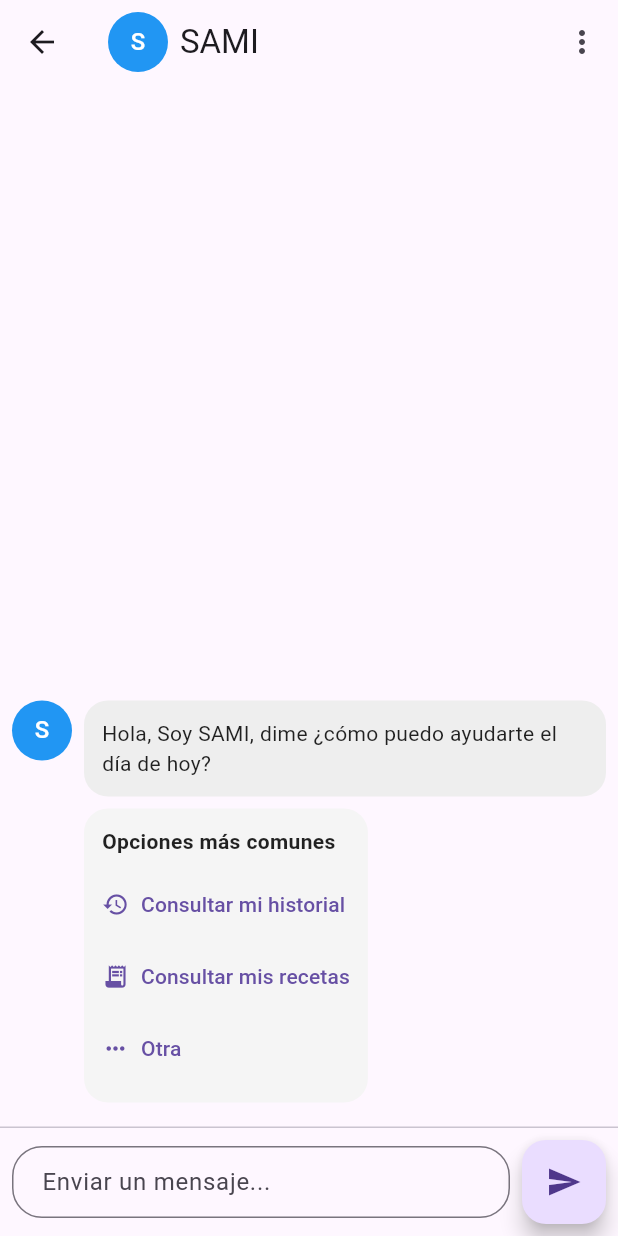
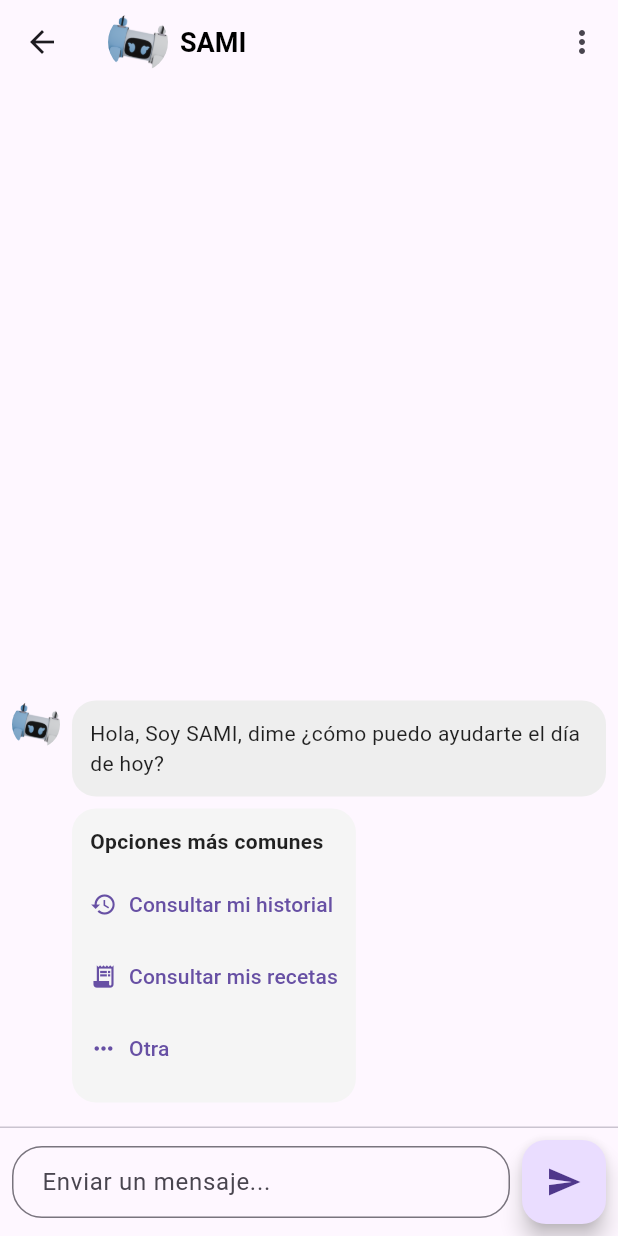
Before and after one commit to 0KevinB/SAMI-Chatbot-asistente, a Flutter app: the ChatScreen screen opened directly, on a phone screen of 412 x 824 dp. Run offline on Flutter 3.47's test engine with Material 3 defaults, Android fonts, the phone set to English and light mode, and no system bars; our stand-ins replace google_fonts, jwt_decoder, shared_preferences, table_calendar; accounts and stored records are empty; network calls fail.

Commit message:
Cambios en el chatbot

```diff
--- a/app-movil/sami/lib/screens/appointment_screen.dart
+++ b/app-movil/sami/lib/screens/appointment_screen.dart
@@ -67,7 +67,7 @@ class _AppointmentsScreenState extends State<AppointmentsScreen> {
         leading: const BackButton(),
         title: Text('CITAS MÉDICAS',
             style:
-                GoogleFonts.roboto(fontSize: 20, fontWeight: FontWeight.bold)),
+                GoogleFonts.roboto(fontSize: 18, fontWeight: FontWeight.bold)),
         actions: [
           IconButton(
             icon: const Icon(Icons.refresh),
--- a/app-movil/sami/lib/screens/chat_screen.dart
+++ b/app-movil/sami/lib/screens/chat_screen.dart
@@ -1,4 +1,5 @@
 import 'package:flutter/material.dart';
+import 'package:google_fonts/google_fonts.dart';
 import 'package:sami/services/chat_service.dart';
 
 class ChatScreen extends StatefulWidget {
@@ -64,14 +65,26 @@ class _ChatScreenState extends State<ChatScreen> {
     return Scaffold(
       appBar: AppBar(
         leading: const BackButton(),
-        title: const Row(
+        title: Row(
           children: [
-            CircleAvatar(
-              backgroundColor: Color(0xFF2196F3),
-              child: Text('S', style: TextStyle(color: Colors.white)),
+            Container(
+              width: 40, // Tamaño específico para el círculo
+              height: 40,
+              decoration: const BoxDecoration(
+                shape: BoxShape.circle,
+                image: DecorationImage(
+                  image: AssetImage('assets/img/Sami.png'),
+                  fit: BoxFit
+                      .cover, // Asegura que la imagen cubra todo el espacio
+                ),
+              ),
             ),
-            SizedBox(width: 8),
-            Text('SAMI'),
+            const SizedBox(width: 8),
+            Text('SAMI',
+                style: GoogleFonts.roboto(
+                    textStyle:
+                        TextStyle(fontSize: 18, fontWeight: FontWeight.bold),
+                    color: Colors.black)),
           ],
         ),
         actions: [
@@ -160,8 +173,9 @@ class ChatMessage extends StatelessWidget {
         children: [
           if (isBot) ...[
             const CircleAvatar(
-              backgroundColor: Color(0xFF2196F3),
-              child: Text('S', style: TextStyle(color: Colors.white)),
+              radius: 16, // Ajusta el tamaño según necesites
+              backgroundColor: Colors.transparent,
+              backgroundImage: AssetImage('assets/img/Sami.png'),
             ),
             const SizedBox(width: 8.0),
           ],
```
Also changed, not shown: app-movil/sami/lib/screens/appointments_form_screen.dart (+16 -3 lines).
